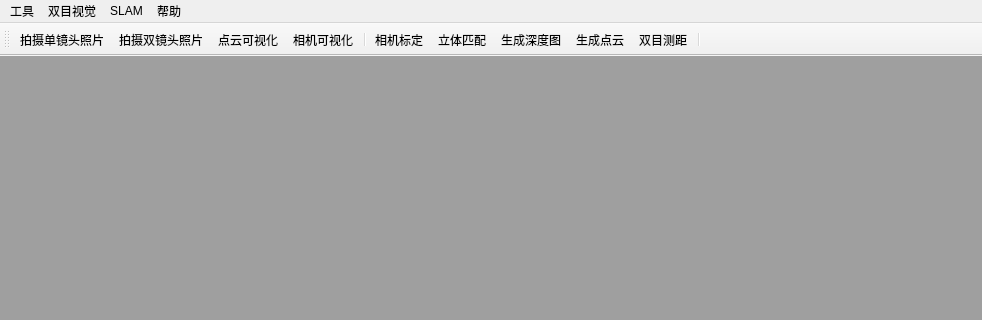
Qt form src/Evision/Evision.ui (jiafeng5513/Evision) before a commit; both pictures show x 0 to 982 and y 0 to 320 of the 982 by 660 pixel window.
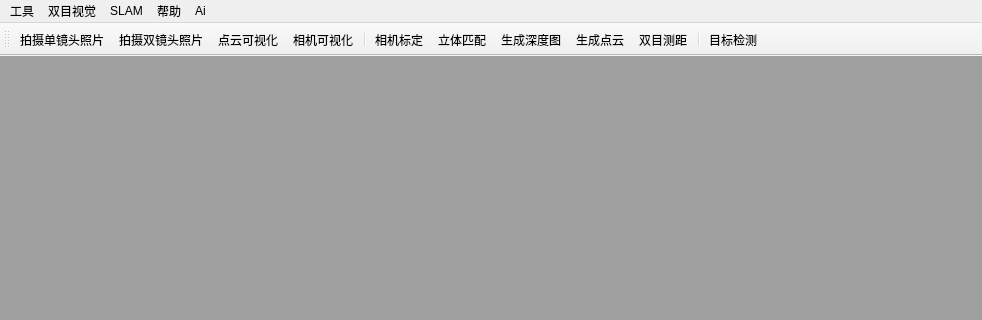
The same form after that commit. Icons and pictures are not drawn.

```diff
--- a/src/Evision/Evision.ui
+++ b/src/Evision/Evision.ui
@@ -104,10 +104,17 @@
     <addaction name="action_SFM_View"/>
     <addaction name="action_3dReconstruct_View"/>
    </widget>
+   <widget class="QMenu" name="menuAi">
+    <property name="title">
+     <string>Ai</string>
+    </property>
+    <addaction name="action_ObjectDetection"/>
+   </widget>
    <addaction name="menu"/>
    <addaction name="menu_3"/>
    <addaction name="menu_4"/>
    <addaction name="menu_2"/>
+   <addaction name="menuAi"/>
   </widget>
   <widget class="QToolBar" name="mainToolBar">
    <property name="acceptDrops">
@@ -130,6 +137,7 @@
    <addaction name="action_PointCloud_View"/>
    <addaction name="action_Measure_View"/>
    <addaction name="separator"/>
+   <addaction name="action_ObjectDetection"/>
   </widget>
   <widget class="QStatusBar" name="statusBar"/>
   <action name="action_StereoCamera">
@@ -238,6 +246,15 @@
     <string>相机标定</string>
    </property>
   </action>
+  <action name="action_ObjectDetection">
+   <property name="icon">
+    <iconset resource="Evision.qrc">
+     <normaloff>:/Evision/resource/face_detection_128px_1218199_easyicon.net.ico</normaloff>:/Evision/resource/face_detection_128px_1218199_easyicon.net.ico</iconset>
+   </property>
+   <property name="text">
+    <string>目标检测</string>
+   </property>
+  </action>
  </widget>
  <layoutdefault spacing="6" margin="11"/>
  <resources>
```
